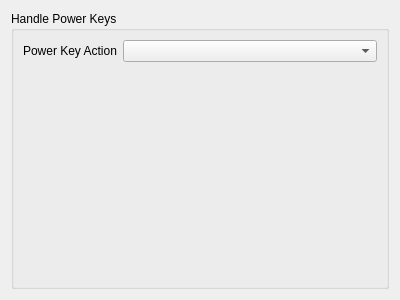
Qt form config/powerkeyssettings.ui (lxqt/lxqt-powermanagement) before a commit.
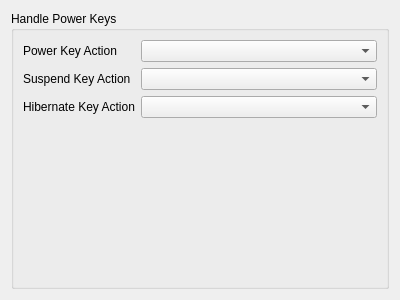
The same form after that commit.

Commit message: Control power, suspend and hibernate keys actions.

```diff
--- a/config/powerkeyssettings.ui
+++ b/config/powerkeyssettings.ui
@@ -30,6 +30,26 @@
       <item row="0" column="1">
        <widget class="QComboBox" name="powerKeyActionComboBox"/>
       </item>
+      <item row="1" column="1">
+       <widget class="QComboBox" name="suspendKeyActionComboBox"/>
+      </item>
+      <item row="2" column="1">
+       <widget class="QComboBox" name="hibernateKeyActionComboBox"/>
+      </item>
+      <item row="1" column="0">
+       <widget class="QLabel" name="suspendKeyLabel">
+        <property name="text">
+         <string>Suspend Key Action</string>
+        </property>
+       </widget>
+      </item>
+      <item row="2" column="0">
+       <widget class="QLabel" name="hibernateKeyLabel">
+        <property name="text">
+         <string>Hibernate Key Action</string>
+        </property>
+       </widget>
+      </item>
      </layout>
     </widget>
    </item>
```
Left out of the diff: 2 changed lines with no effect on the pictures. The commit also changes 5 other files.
